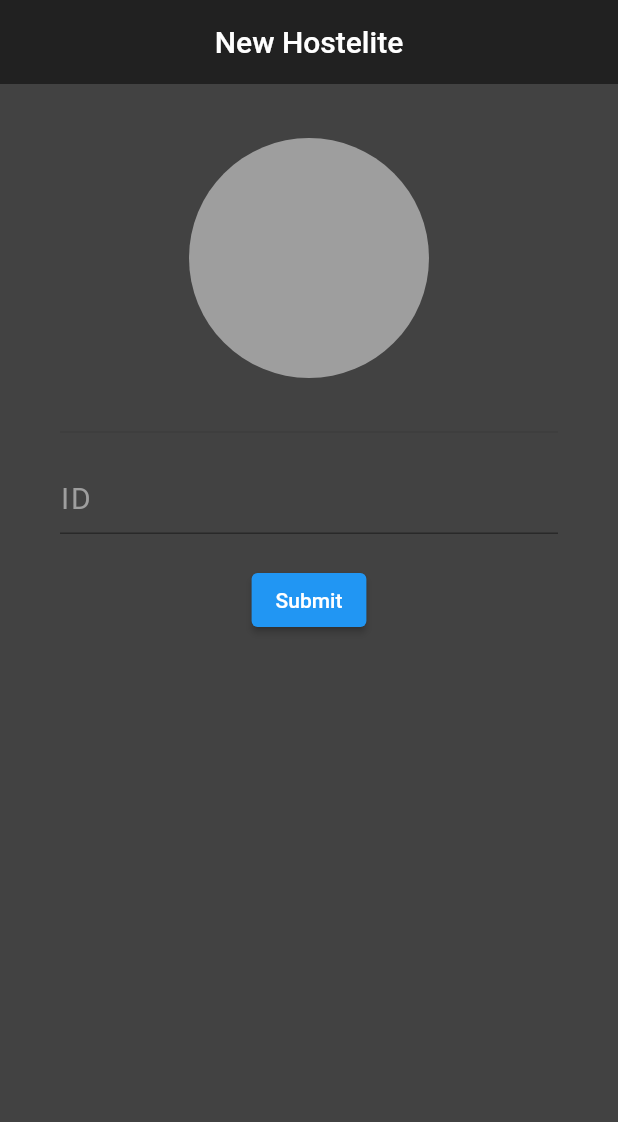
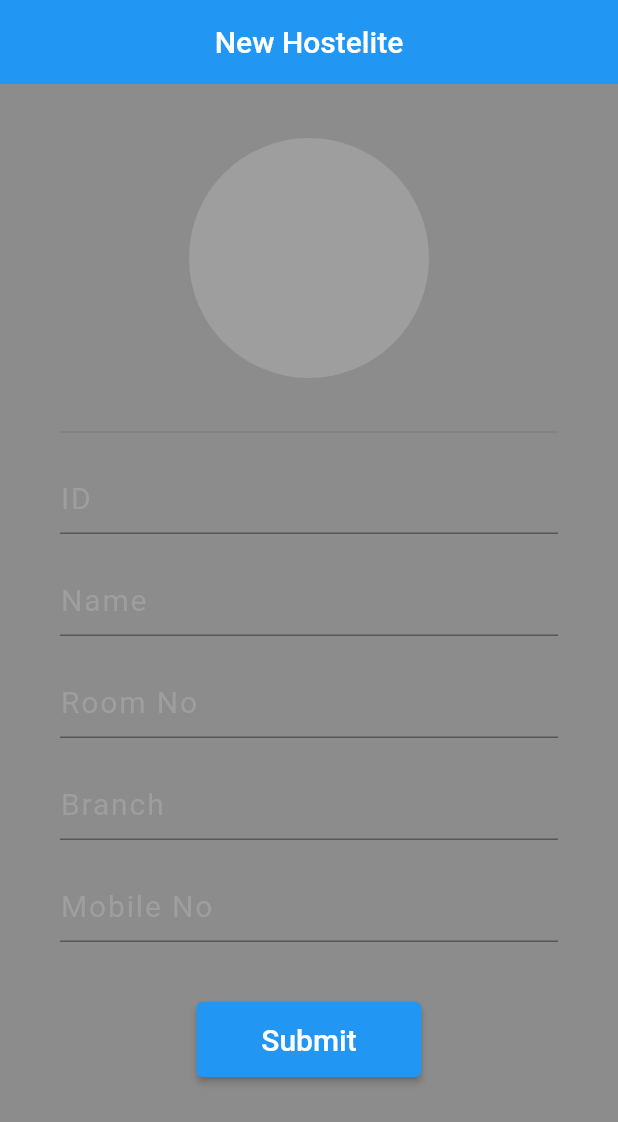
Before and after one commit to ManishModak/Project-Based-Learning-Year-2023, a Flutter app: the screen it shows after launch, on a phone screen of 412 x 824 dp. Shown: the top 1122 px of the screen. Run offline on Flutter 3.47's test engine with Material 2 defaults, Android fonts, the phone set to English and light mode, and no system bars; our stand-ins replace camera, cloud_firestore, firebase_auth, firebase_core, firebase_storage, flutter_spinkit and 1 more; accounts and stored records are empty.

Commit message:
Update new_hostelite_page.dart
Makeover of New Hostelite page UI.

```diff
--- a/lib/pages/new_hostelite_page.dart
+++ b/lib/pages/new_hostelite_page.dart
@@ -45,15 +45,15 @@ void _submitForm() async {
 @override
 Widget build(BuildContext context) {
     return Scaffold(
+      backgroundColor: Colors.black45,
       appBar: AppBar(
-        backgroundColor: Colors.black87,
         title: const Text("New Hostelite"),
         centerTitle: true,
         elevation: 0,
       ),
-      body: Container(
+      body: SingleChildScrollView(
+        child: Container(
           padding:const EdgeInsets.symmetric(horizontal: 40.0, vertical: 20.0),
-        color: Colors.grey[800],
           child: Column(
             children: [
               Center(
@@ -95,17 +95,71 @@ Widget build(BuildContext context) {
                 },
               ),
               const SizedBox(height: 20.0),
+              TextFormField(
+                style: const TextStyle(
+                    color: Colors.grey,
+                    fontSize: 20
+                ),
+                decoration: textInputDecoration.copyWith(hintText: "Name"),
+                validator: (val) => val == null || val.isEmpty ? "Enter Name" : null,
+                onChanged: (val) {
+                  String capName = val[0].toUpperCase() + val.substring(1) ;
+                  setState(() => name = capName.trim());
+                },
+              ),
+              const SizedBox(height: 20.0),
+              TextFormField(
+                style: const TextStyle(
+                    color: Colors.grey,
+                    fontSize: 20
+                ),
+                decoration: textInputDecoration.copyWith(hintText: "Room No"),
+                validator: (val) => val == null || val.isEmpty ? "Enter Room No" : null,
+                onChanged: (val) {
+                  setState(() => roomNo = val.toUpperCase().trim());
+                },
+              ),
+              const SizedBox(height: 20.0),
+              TextFormField(
+                style: const TextStyle(
+                    color: Colors.grey,
+                    fontSize: 20
+                ),
+                decoration: textInputDecoration.copyWith(hintText: "Branch"),
+                validator: (val) => val == null || val.isEmpty ? "Enter Branch" : null,
+                onChanged: (val) {
+                  setState(() => branch = val.toUpperCase().trim());
+                },
+              ),
+              const SizedBox(height: 20.0),
+              TextFormField(
+                style: const TextStyle(
+                    color: Colors.grey,
+                    fontSize: 20
+                ),
+                decoration: textInputDecoration.copyWith(hintText: "Mobile No"),
+                validator: (val) => val == null || val.isEmpty ? "Enter Mobile No" : null,
+                onChanged: (val) {
+                  setState(() => mobileNo = val.toUpperCase().trim());
+                },
+              ),
+              const SizedBox(height: 40.0),
               ElevatedButton(
                 onPressed: _submitForm ,
+                style: ButtonStyle(
+                  minimumSize: MaterialStateProperty.all<Size>(const Size(150, 50)),
+                ),
                 child: const Text(
                   "Submit",
                   style: TextStyle(
+                    fontSize: 20,
                     color: Colors.white
                   ),
                 ),
               ),
             ],
           ),
+        ),
       )
     );
   }
```
Lines whose indentation alone changed are shown as unchanged.
